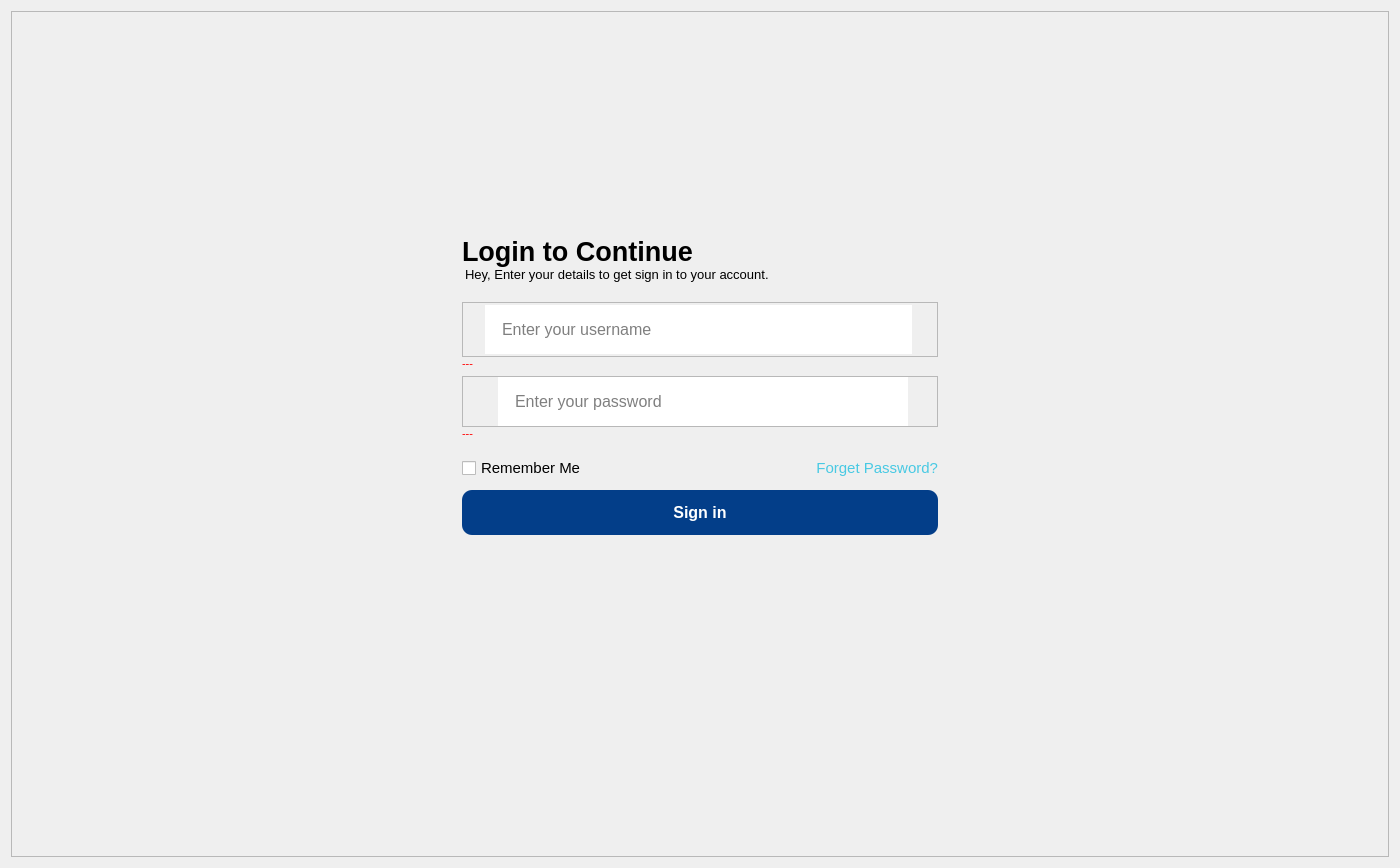
Above: uiFiles/signin.ui from Rex-Honey/medidozeNoDb before the change. Below: the same form after it.
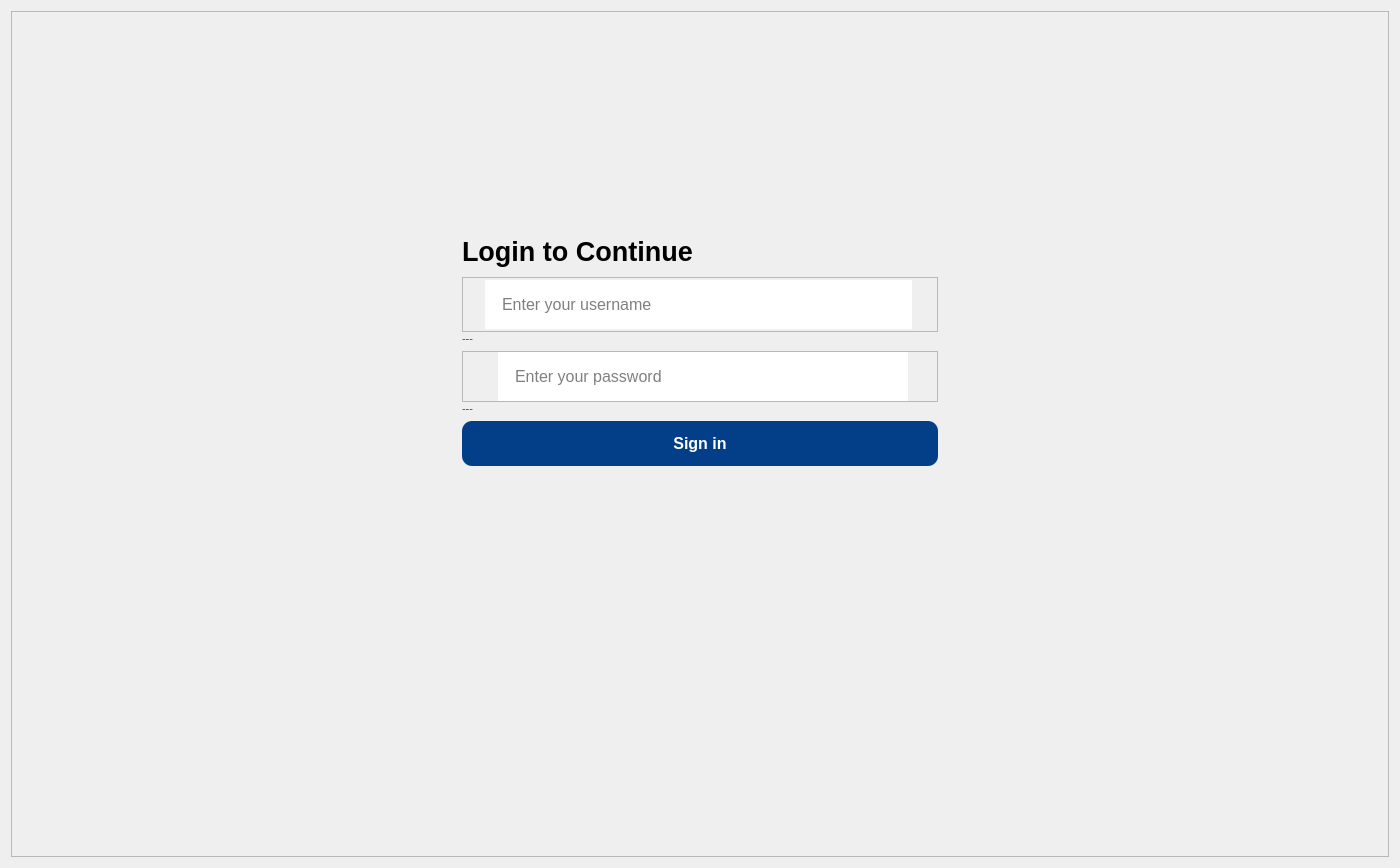
That is the form after the change. Icons and pictures are not drawn.

Commit message:
Update signin.ui to improve resource management and clean up UI elements
- Changed the pixmap resource path for the login image to use the new resource file structure.
- Removed unused QLabel and QCheckBox elements to streamline the sign-in interface.
- Updated resource inclusion to ensure consistency across the UI files.

What changed in the file:
```diff
--- a/uiFiles/signin.ui
+++ b/uiFiles/signin.ui
@@ -97,29 +97,6 @@
           </property>
          </widget>
         </item>
-        <item>
-         <widget class="QLabel" name="label_2">
-          <property name="sizePolicy">
-           <sizepolicy hsizetype="Maximum" vsizetype="Maximum">
-            <horstretch>0</horstretch>
-            <verstretch>0</verstretch>
-           </sizepolicy>
-          </property>
-          <property name="styleSheet">
-           <string notr="true">QLabel{
-color:&quot;#959292&quot;;
-font-weight: 400;
-line-height:20px;
-padding:(0px,5px);
-font-size:10pt;
-margin-bottom:10px
-}</string>
-          </property>
-          <property name="text">
-           <string>Hey, Enter your details to get sign in to your account.</string>
-          </property>
-         </widget>
-        </item>
         <item>
          <layout class="QVBoxLayout" name="verticalLayout_4">
           <property name="spacing">
@@ -421,56 +398,6 @@
           </item>
          </layout>
         </item>
-        <item>
-         <layout class="QHBoxLayout" name="horizontalLayout_4">
-          <property name="topMargin">
-           <number>10</number>
-          </property>
-          <property name="bottomMargin">
-           <number>10</number>
-          </property>
-          <item alignment="Qt::AlignLeft">
-           <widget class="QCheckBox" name="checkBox">
-            <property name="sizePolicy">
-             <sizepolicy hsizetype="Minimum" vsizetype="Fixed">
-              <horstretch>0</horstretch>
-              <verstretch>0</verstretch>
-             </sizepolicy>
-            </property>
-            <property name="styleSheet">
-             <string notr="true">QCheckBox{
-font-size:11pt
-}</string>
-            </property>
-            <property name="text">
-             <string>Remember Me</string>
-            </property>
-           </widget>
-          </item>
-          <item alignment="Qt::AlignRight">
-           <widget class="QLabel" name="label_3">
-            <property name="sizePolicy">
-             <sizepolicy hsizetype="Maximum" vsizetype="Preferred">
-              <horstretch>0</horstretch>
-              <verstretch>0</verstretch>
-             </sizepolicy>
-            </property>
-            <property name="styleSheet">
-             <string notr="true">QLabel{
-color:#48C9E3;
-font-size:11pt
-}</string>
-            </property>
-            <property name="text">
-             <string>Forget Password?</string>
-            </property>
-            <property name="alignment">
-             <set>Qt::AlignRight|Qt::AlignTrailing|Qt::AlignVCenter</set>
-            </property>
-           </widget>
-          </item>
-         </layout>
-        </item>
         <item>
          <widget class="QPushButton" name="btnSignin">
           <property name="sizePolicy">
```
Left out of the diff: 4 changed lines with no effect on the pictures.
